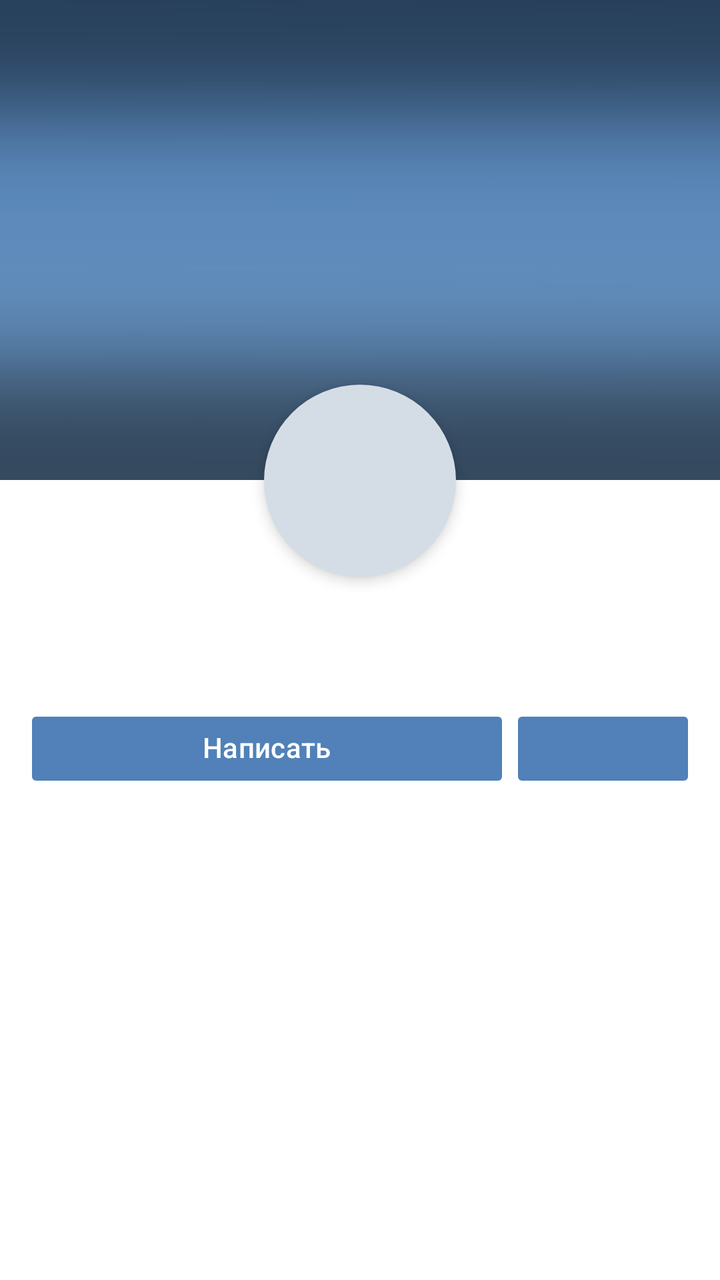
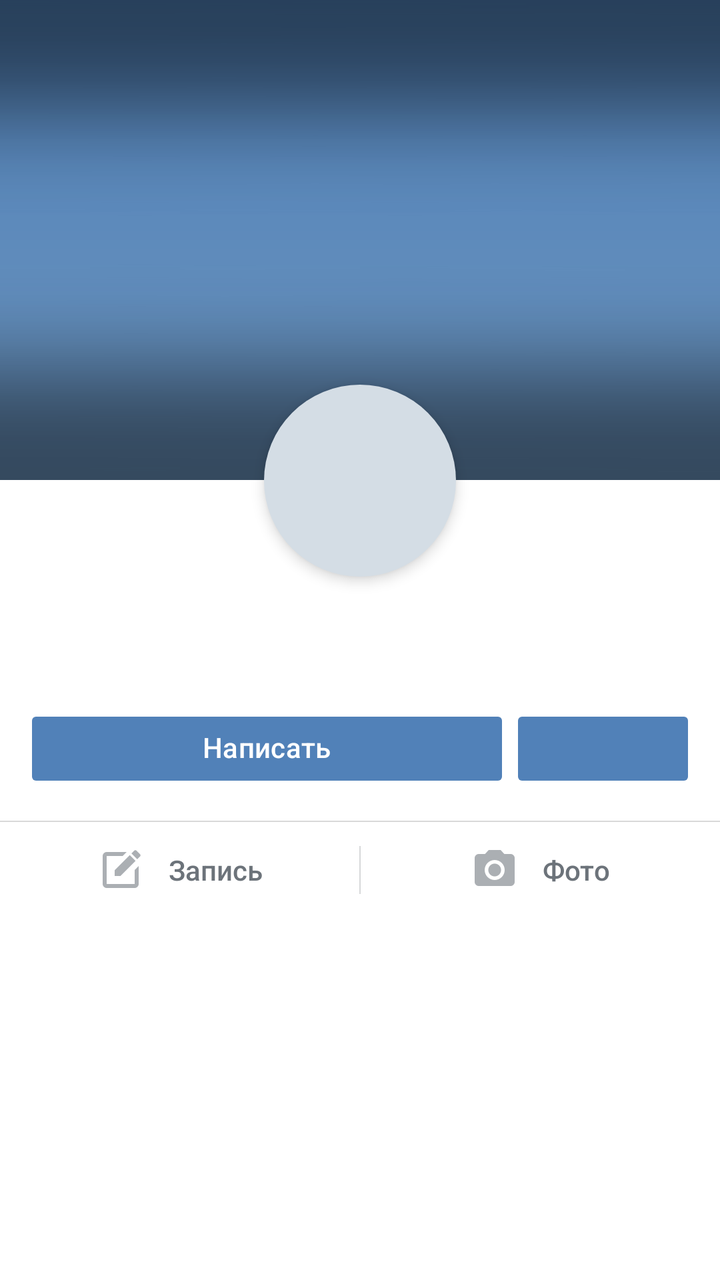

The first picture is an Android layout as it rendered before a commit; the second is the same layout after the commit. The layout source and the unified diff follow.
<!-- AndroidManifest.xml: application theme Theme.VKTea -->
<!-- res/layout/item_profile_head.xml -->
﻿<?xml version="1.0" encoding="utf-8"?>
<LinearLayout xmlns:android="http://schemas.android.com/apk/res/android"
    android:id="@+id/profile_head"
    android:layout_width="match_parent"
    android:layout_height="wrap_content"
    android:background="@color/bg_card"
    android:orientation="vertical">

    <FrameLayout
        android:id="@+id/cover_frame"
        android:layout_width="match_parent"
        android:layout_height="240dp">

        <ImageView
            android:id="@+id/cover_photo"
            android:layout_width="match_parent"
            android:layout_height="match_parent"
            android:contentDescription="@null"
            android:scaleType="centerCrop"
            android:src="@drawable/bg_profile_cover" />

        <View
            android:layout_width="match_parent"
            android:layout_height="112dp"
            android:layout_gravity="top"
            android:alpha="0.5"
            android:background="@drawable/scrim_top" />

        <View
            android:layout_width="match_parent"
            android:layout_height="112dp"
            android:layout_gravity="bottom"
            android:alpha="0.5"
            android:background="@drawable/scrim_bottom" />

        <TextView
            android:id="@+id/profile_last_seen"
            android:layout_width="wrap_content"
            android:layout_height="wrap_content"
            android:layout_gravity="top|end"
            android:fontFamily="sans-serif"
            android:paddingLeft="16dp"
            android:paddingRight="16dp"
            android:paddingTop="8dp"
            android:singleLine="true"
            android:textColor="#d9ffffff"
            android:textSize="12sp" />
    </FrameLayout>

    <ImageView
        android:id="@+id/profile_avatar"
        android:layout_width="96dp"
        android:layout_height="96dp"
        android:layout_gravity="center_horizontal"
        android:layout_marginTop="-48dp"
        android:background="@drawable/bg_avatar"
        android:contentDescription="@null"
        android:elevation="4dp"
        android:padding="3dp"
        android:scaleType="centerCrop" />

    <TextView
        android:id="@+id/profile_name"
        android:layout_width="match_parent"
        android:layout_height="wrap_content"
        android:layout_marginTop="8dp"
        android:fontFamily="sans-serif-medium"
        android:gravity="center"
        android:textColor="@color/almost_black"
        android:textSize="20sp" />

    <TextView
        android:id="@+id/profile_status"
        android:layout_width="match_parent"
        android:layout_height="wrap_content"
        android:layout_marginTop="4dp"
        android:gravity="center"
        android:paddingLeft="24dp"
        android:paddingRight="24dp"
        android:textColor="@color/post_time"
        android:textSize="14sp" />

    <LinearLayout
        android:id="@+id/profile_buttons_wrap"
        android:layout_width="match_parent"
        android:layout_height="wrap_content"
        android:clipToPadding="false"
        android:orientation="horizontal"
        android:paddingLeft="16dp"
        android:paddingTop="12dp"
        android:paddingRight="8dp"
        android:paddingBottom="12dp">

        <Button
            android:id="@+id/profile_btn_message"
            style="@style/ButtonAction.Blue"
            android:layout_width="0dp"
            android:layout_height="32dp"
            android:layout_marginRight="8dp"
            android:layout_weight="1"
            android:ellipsize="end"
            android:singleLine="true"
            android:text="@string/message" />

        <Button
            android:id="@+id/profile_btn_friend"
            style="@style/ButtonAction.Gray"
            android:layout_width="wrap_content"
            android:layout_height="32dp"
            android:layout_marginRight="8dp"
            android:ellipsize="end"
            android:minWidth="85dp"
            android:singleLine="true" />
    </LinearLayout>

    <LinearLayout
        android:id="@+id/profile_counters"
        android:layout_width="match_parent"
        android:layout_height="wrap_content"
        android:orientation="vertical"
        android:paddingBottom="8dp" />
</LinearLayout>
<!-- resources referenced by this layout -->
<resources>
  <color name="almost_black">#FF2E3033</color>
  <color name="bg_card">#FFFFFFFF</color>
  <color name="post_time">#FF909499</color>
  <!-- drawable bg_avatar (drawable) -->
  <?xml version="1.0" encoding="utf-8"?>
  <shape xmlns:android="http://schemas.android.com/apk/res/android"
      android:shape="oval">
      <solid android:color="@color/avatar_placeholder" />
  </shape>
  <!-- drawable bg_profile_cover (drawable) -->
  <?xml version="1.0" encoding="utf-8"?>
  <shape xmlns:android="http://schemas.android.com/apk/res/android">
      <gradient
          android:angle="270"
          android:endColor="#FF6B94BE"
          android:startColor="#FF5181B8" />
  </shape>
  <!-- drawable scrim_bottom: png bitmap (drawable, 2431 bytes) -->
  <!-- drawable scrim_top: png bitmap (drawable, 2403 bytes) -->
  <string name="message">Написать</string>
  <style name="ButtonAction.Blue">
          <item name="android:textColor">#FFFFFFFF</item>
          <item name="android:background">@drawable/blue_button</item>
      </style>
  <style name="ButtonAction.Gray">
          <item name="android:textColor">#FF4774A8</item>
          <item name="android:background">@drawable/white_button</item>
          <item name="android:minWidth">85dp</item>
      </style>
  <style name="Theme.VKTea" parent="Theme.Material3.DayNight.NoActionBar">
          <item name="colorPrimary">@color/vk_blue</item>
          <item name="colorPrimaryDark">@color/vk_blue</item>
          <item name="android:statusBarColor">@color/vk_blue</item>
          <item name="android:windowLightStatusBar">false</item>
      </style>
  <color name="avatar_placeholder">#FFD4DDE5</color>
  <!-- drawable blue_button (drawable) -->
  <?xml version="1.0" encoding="utf-8"?>
  <selector
    xmlns:android="http://schemas.android.com/apk/res/android">
      <item android:state_enabled="true" android:state_selected="true">
          <shape>
              <solid android:color="#ff426c9f" />
              <corners android:radius="2.0dp" />
          </shape>
      </item>
      <item android:state_enabled="true" android:state_pressed="true">
          <shape>
              <solid android:color="#ff426c9f" />
              <corners android:radius="2.0dp" />
          </shape>
      </item>
      <item android:state_enabled="true">
          <shape>
              <solid android:color="#ff5181b8" />
              <corners android:radius="2.0dp" />
          </shape>
      </item>
      <item>
          <shape>
              <solid android:color="#665181b8" />
              <corners android:radius="2.0dp" />
          </shape>
      </item>
  </selector>
  <!-- drawable white_button (drawable) -->
  <?xml version="1.0" encoding="utf-8"?>
  <selector
    xmlns:android="http://schemas.android.com/apk/res/android">
      <item android:state_selected="true">
          <shape>
              <solid android:color="#ffbbc3cc" />
              <corners android:radius="2.0dp" />
          </shape>
      </item>
      <item android:state_pressed="true">
          <shape>
              <solid android:color="#ffbbc3cc" />
              <corners android:radius="2.0dp" />
          </shape>
      </item>
      <item>
          <shape>
              <solid android:color="#ffe6ebf0" />
              <corners android:radius="2.0dp" />
          </shape>
      </item>
  </selector>
  <color name="vk_blue">#FF5181B8</color>
</resources>

<!-- the commit's change to res/layout/item_profile_head.xml (unified diff, before → after) -->
@@ -119,4 +119,69 @@
         android:layout_height="wrap_content"
         android:orientation="vertical"
         android:paddingBottom="8dp" />
+
+    <View
+        android:layout_width="match_parent"
+        android:layout_height="0.5dp"
+        android:background="@color/post_divider" />
+
+    <include
+        android:id="@+id/profile_post_buttons_block"
+        layout="@layout/profile_post_buttons" />
 </LinearLayout>
+<!-- res/layout/profile_post_buttons.xml (included above) -->
+<?xml version="1.0" encoding="utf-8"?>
+<LinearLayout xmlns:android="http://schemas.android.com/apk/res/android"
+    android:id="@+id/profile_post_buttons"
+    android:layout_width="match_parent"
+    android:layout_height="wrap_content"
+    android:background="@color/bg_card"
+    android:orientation="horizontal">
+
+    <FrameLayout
+        android:id="@+id/profile_add_post"
+        android:layout_width="0dp"
+        android:layout_height="48dp"
+        android:layout_weight="1"
+        android:background="?attr/selectableItemBackground">
+
+        <TextView
+            android:id="@+id/profile_add_post_text"
+            android:layout_width="wrap_content"
+            android:layout_height="match_parent"
+            android:layout_gravity="center"
+            android:drawableStart="@drawable/ic_profile_new_post"
+            android:drawablePadding="12dp"
+            android:fontFamily="sans-serif-medium"
+            android:gravity="center_vertical"
+            android:text="@string/profile_new_post"
+            android:textColor="#FF6C737A"
+            android:textSize="14sp" />
+    </FrameLayout>
+
+    <View
+        android:layout_width="0.5dp"
+        android:layout_height="24dp"
+        android:layout_gravity="center_vertical"
+        android:background="#FFD7D8D9" />
+
+    <FrameLayout
+        android:id="@+id/profile_add_photo"
+        android:layout_width="0dp"
+        android:layout_height="48dp"
+        android:layout_weight="1"
+        android:background="?attr/selectableItemBackground">
+
+        <TextView
+            android:layout_width="wrap_content"
+            android:layout_height="match_parent"
+            android:layout_gravity="center"
+            android:drawableStart="@drawable/ic_profile_post_photo"
+            android:drawablePadding="12dp"
+            android:fontFamily="sans-serif-medium"
+            android:gravity="center_vertical"
+            android:text="@string/profile_add_photo"
+            android:textColor="#FF6C737A"
+            android:textSize="14sp" />
+    </FrameLayout>
+</LinearLayout>
<!-- resource entries referenced after the edit -->
@@ -2,6 +2,7 @@
 <resources>
   <color name="almost_black">#FF2E3033</color>
   <color name="bg_card">#FFFFFFFF</color>
+  <color name="post_divider">#26000000</color>
   <color name="post_time">#FF909499</color>
   <!-- drawable bg_avatar (drawable) -->
   <?xml version="1.0" encoding="utf-8"?>
@@ -17,9 +18,13 @@
           android:endColor="#FF6B94BE"
           android:startColor="#FF5181B8" />
   </shape>
+  <!-- drawable ic_profile_new_post: png bitmap (drawable-hdpi, 340 bytes) -->
+  <!-- drawable ic_profile_post_photo: png bitmap (drawable-hdpi, 372 bytes) -->
   <!-- drawable scrim_bottom: png bitmap (drawable, 2431 bytes) -->
   <!-- drawable scrim_top: png bitmap (drawable, 2403 bytes) -->
   <string name="message">Написать</string>
+  <string name="profile_add_photo">Фото</string>
+  <string name="profile_new_post">Запись</string>
   <style name="ButtonAction.Blue">
           <item name="android:textColor">#FFFFFFFF</item>
           <item name="android:background">@drawable/blue_button</item>
